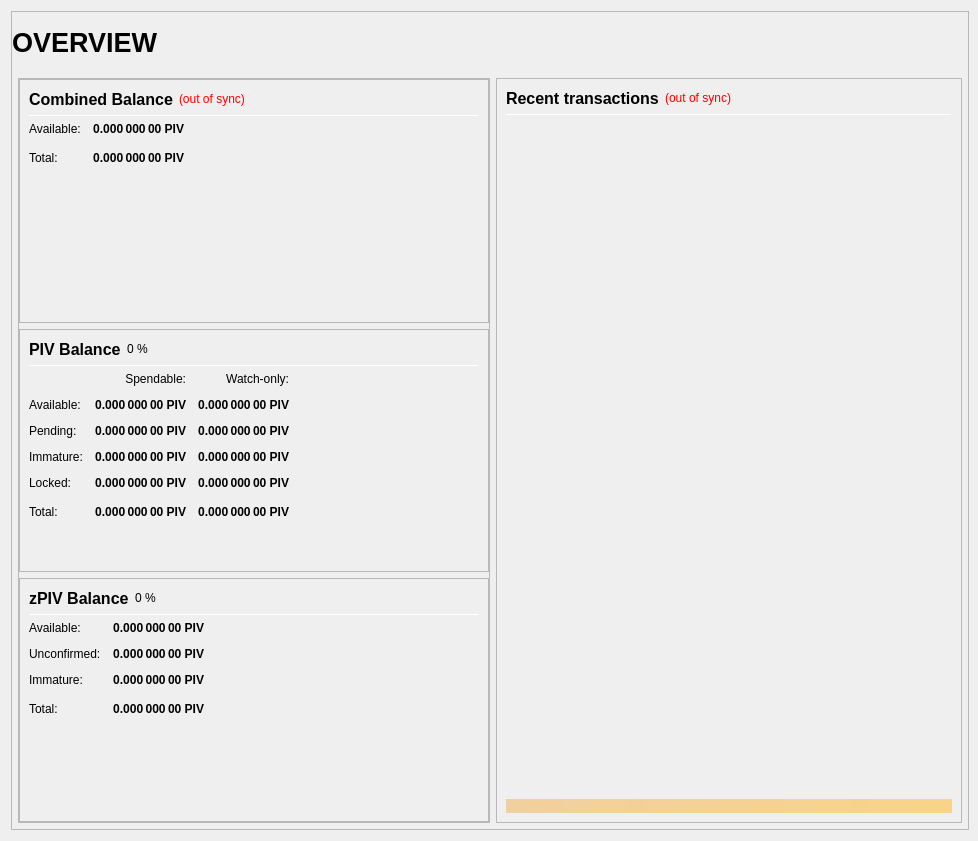
Old version of the form src/qt/forms/overviewpage.ui in the repository swincacoin/swicoin-core.
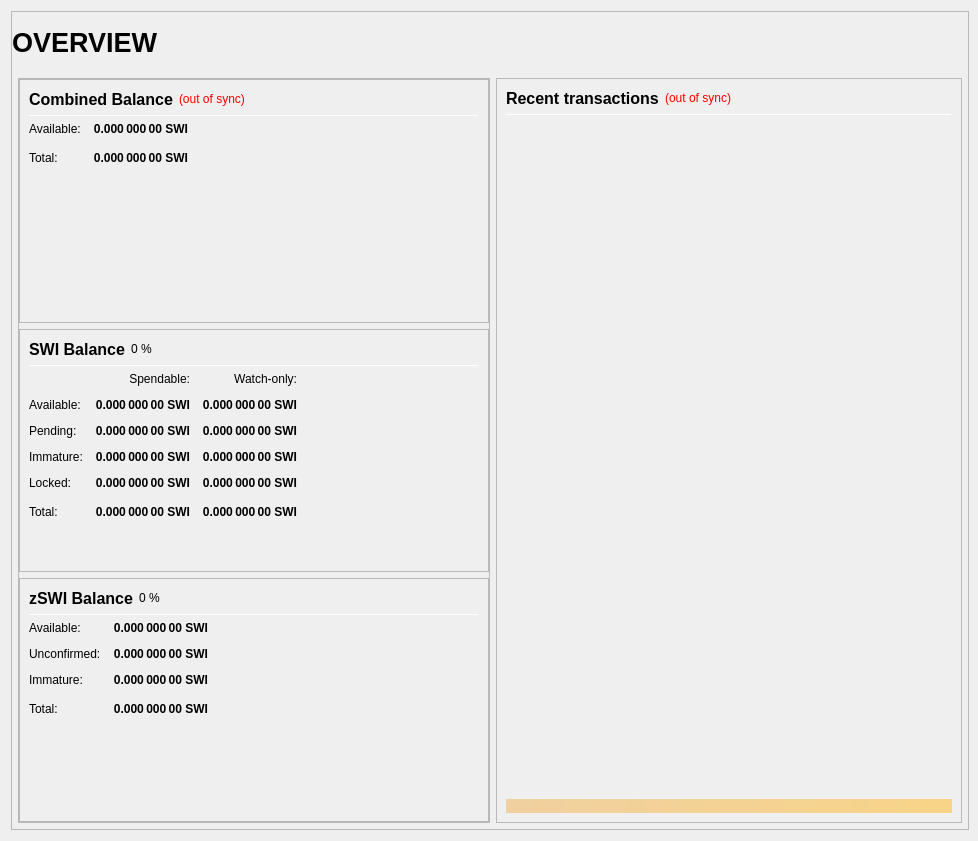
New version of the form.

The edit to the form file:
```diff
--- a/src/qt/forms/overviewpage.ui
+++ b/src/qt/forms/overviewpage.ui
@@ -333,7 +333,7 @@
                           <string>Your current spendable balance</string>
                          </property>
                          <property name="text">
-                          <string notr="true">0.000 000 00 PIV</string>
+                          <string notr="true">0.000 000 00 SWI</string>
                          </property>
                          <property name="alignment">
                           <set>Qt::AlignRight|Qt::AlignTrailing|Qt::AlignVCenter</set>
@@ -365,7 +365,7 @@
                           <string>Total Balance, including all unavailable coins.</string>
                          </property>
                          <property name="text">
-                          <string notr="true">0.000 000 00 PIV</string>
+                          <string notr="true">0.000 000 00 SWI</string>
                          </property>
                          <property name="alignment">
                           <set>Qt::AlignRight|Qt::AlignTrailing|Qt::AlignVCenter</set>
@@ -433,7 +433,7 @@
                           </font>
                          </property>
                          <property name="text">
-                          <string>PIV Balance</string>
+                          <string>SWI Balance</string>
                          </property>
                         </widget>
                        </item>
@@ -525,7 +525,7 @@
                           <string>Your current spendable balance</string>
                          </property>
                          <property name="text">
-                          <string notr="true">0.000 000 00 PIV</string>
+                          <string notr="true">0.000 000 00 SWI</string>
                          </property>
                          <property name="alignment">
                           <set>Qt::AlignRight|Qt::AlignTrailing|Qt::AlignVCenter</set>
@@ -550,7 +550,7 @@
                           <string>Your current balance in watch-only addresses</string>
                          </property>
                          <property name="text">
-                          <string notr="true">0.000 000 00 PIV</string>
+                          <string notr="true">0.000 000 00 SWI</string>
                          </property>
                          <property name="alignment">
                           <set>Qt::AlignRight|Qt::AlignTrailing|Qt::AlignVCenter</set>
@@ -582,7 +582,7 @@
                           <string>Total of transactions that have yet to be confirmed, and do not yet count toward the spendable balance</string>
                          </property>
                          <property name="text">
-                          <string notr="true">0.000 000 00 PIV</string>
+                          <string notr="true">0.000 000 00 SWI</string>
                          </property>
                          <property name="alignment">
                           <set>Qt::AlignRight|Qt::AlignTrailing|Qt::AlignVCenter</set>
@@ -607,7 +607,7 @@
                           <string>Unconfirmed transactions to watch-only addresses</string>
                          </property>
                          <property name="text">
-                          <string notr="true">0.000 000 00 PIV</string>
+                          <string notr="true">0.000 000 00 SWI</string>
                          </property>
                          <property name="alignment">
                           <set>Qt::AlignRight|Qt::AlignTrailing|Qt::AlignVCenter</set>
@@ -639,7 +639,7 @@
                           <string>Staked or masternode rewards that has not yet matured</string>
                          </property>
                          <property name="text">
-                          <string notr="true">0.000 000 00 PIV</string>
+                          <string notr="true">0.000 000 00 SWI</string>
                          </property>
                          <property name="alignment">
                           <set>Qt::AlignRight|Qt::AlignTrailing|Qt::AlignVCenter</set>
@@ -664,7 +664,7 @@
                           <string>Staked or masternode rewards in watch-only addresses that has not yet matured</string>
                          </property>
                          <property name="text">
-                          <string notr="true">0.000 000 00 PIV</string>
+                          <string notr="true">0.000 000 00 SWI</string>
                          </property>
                          <property name="alignment">
                           <set>Qt::AlignRight|Qt::AlignTrailing|Qt::AlignVCenter</set>
@@ -699,7 +699,7 @@
                           <string>Locked PIV or Masternode collaterals. These are excluded from zPIV minting.</string>
                          </property>
                          <property name="text">
-                          <string notr="true">0.000 000 00 PIV</string>
+                          <string notr="true">0.000 000 00 SWI</string>
                          </property>
                          <property name="alignment">
                           <set>Qt::AlignRight|Qt::AlignTrailing|Qt::AlignVCenter</set>
@@ -724,7 +724,7 @@
                           <string>Current locked balance in watch-only addresses</string>
                          </property>
                          <property name="text">
-                          <string notr="true">0.000 000 00 PIV</string>
+                          <string notr="true">0.000 000 00 SWI</string>
                          </property>
                          <property name="alignment">
                           <set>Qt::AlignRight|Qt::AlignTrailing|Qt::AlignVCenter</set>
@@ -759,7 +759,7 @@
                           <string>Your current SWI balance, unconfirmed and immature transactions included</string>
                          </property>
                          <property name="text">
-                          <string notr="true">0.000 000 00 PIV</string>
+                          <string notr="true">0.000 000 00 SWI</string>
                          </property>
                          <property name="alignment">
                           <set>Qt::AlignRight|Qt::AlignTrailing|Qt::AlignVCenter</set>
@@ -784,7 +784,7 @@
                           <string>Current total balance in watch-only addresses</string>
                          </property>
                          <property name="text">
-                          <string notr="true">0.000 000 00 PIV</string>
+                          <string notr="true">0.000 000 00 SWI</string>
                          </property>
                          <property name="alignment">
                           <set>Qt::AlignRight|Qt::AlignTrailing|Qt::AlignVCenter</set>
@@ -852,7 +852,7 @@
                           </font>
                          </property>
                          <property name="text">
-                          <string>zPIV Balance</string>
+                          <string>zSWI Balance</string>
                          </property>
                         </widget>
                        </item>
@@ -926,7 +926,7 @@
 These zPIV are spendable.</string>
                          </property>
                          <property name="text">
-                          <string notr="true">0.000 000 00 PIV</string>
+                          <string notr="true">0.000 000 00 SWI</string>
                          </property>
                          <property name="alignment">
                           <set>Qt::AlignRight|Qt::AlignTrailing|Qt::AlignVCenter</set>
@@ -957,7 +957,7 @@
 Immature: confirmed, but less than 1 mint of the same denomination after it was minted</string>
                          </property>
                          <property name="text">
-                          <string notr="true">0.000 000 00 PIV</string>
+                          <string notr="true">0.000 000 00 SWI</string>
                          </property>
                          <property name="alignment">
                           <set>Qt::AlignRight|Qt::AlignTrailing|Qt::AlignVCenter</set>
@@ -988,7 +988,7 @@
 Immature: confirmed, but less than 1 mint of the same denomination after it was minted</string>
                          </property>
                          <property name="text">
-                          <string notr="true">0.000 000 00 PIV</string>
+                          <string notr="true">0.000 000 00 SWI</string>
                          </property>
                          <property name="alignment">
                           <set>Qt::AlignRight|Qt::AlignTrailing|Qt::AlignVCenter</set>
@@ -1020,7 +1020,7 @@
                           <string>Your current zPIV balance, unconfirmed and immature zPIV included.</string>
                          </property>
                          <property name="text">
-                          <string notr="true">0.000 000 00 PIV</string>
+                          <string notr="true">0.000 000 00 SWI</string>
                          </property>
                          <property name="alignment">
                           <set>Qt::AlignRight|Qt::AlignTrailing|Qt::AlignVCenter</set>
```
Left out of the diff: 16 changed lines with no effect on the pictures.
